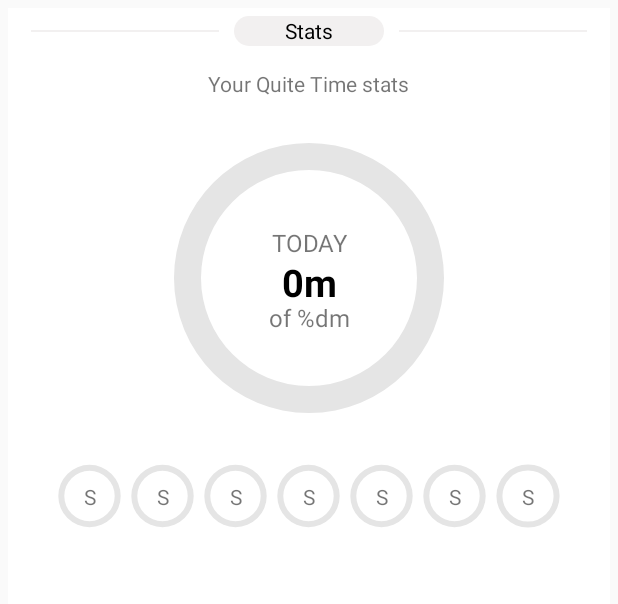
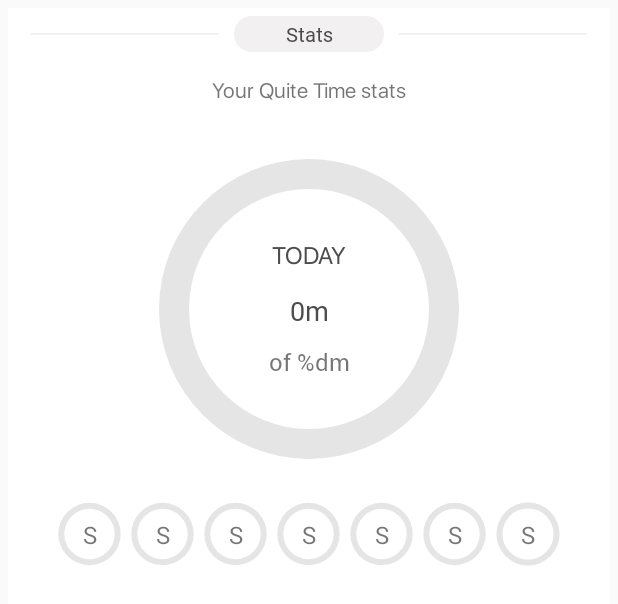
Before and after one commit to dmesek-clover/QuiteTimeProgress, an Android app: the layout quite_time_stats.xml on its own in the app's theme, with its tools: preview values and no code run, on a phone screen of 412 x 824 dp. Shown: the top 604 px of the screen. Run offline under Robolectric (Android 15) with nearby library versions, the light colour scheme and no system bars.

Commit message:
kindda finished

```diff
--- a/app/src/main/java/com/example/customprogressbar/remainingQuiteTime/quiteTimeLayouts/QuiteTimeLayout.kt
+++ b/app/src/main/java/com/example/customprogressbar/remainingQuiteTime/quiteTimeLayouts/QuiteTimeLayout.kt
@@ -2,14 +2,13 @@ package com.example.customprogressbar.remainingQuiteTime.quiteTimeLayouts
 
 import android.content.Context
 import android.widget.LinearLayout
-import androidx.appcompat.app.AppCompatActivity
 import com.example.customprogressbar.remainingQuiteTime.LayoutChangedListener
 import com.example.customprogressbar.remainingQuiteTime.models.RemainingQuiteTime
 
 abstract class QuiteTimeLayout(
-        protected val context: AppCompatActivity,
+        protected val context: Context,
         protected val root: LinearLayout,
-        protected val layoutProvider: LayoutChangedListener,
+        protected val layoutListener: LayoutChangedListener,
         protected val remainingQuiteTimeList: ArrayList<RemainingQuiteTime>
 ) {
 
--- a/app/src/main/res/drawable/circle_shape_fat.xml
+++ b/app/src/main/res/drawable/circle_shape_fat.xml
@@ -3,7 +3,7 @@
     xmlns:android="http://schemas.android.com/apk/res/android"
     android:shape="ring"
     android:innerRadiusRatio="2.5"
-    android:thickness="18dp"
+    android:thickness="20dp"
     android:useLevel="false">
 
     <solid android:color="#E5E5E5" />
--- a/app/src/main/res/drawable/circual_progress_bar_fat.xml
+++ b/app/src/main/res/drawable/circual_progress_bar_fat.xml
@@ -5,7 +5,7 @@
     <shape
         android:innerRadiusRatio="2.5"
         android:shape="ring"
-        android:thickness="18dp"
+        android:thickness="20dp"
         android:useLevel="true">
 
 
--- a/app/src/main/res/drawable/half_circle.xml
+++ b/app/src/main/res/drawable/half_circle.xml
@@ -7,8 +7,8 @@
             android:shape="oval">
 
             <gradient
-                android:startColor="@color/colorToolbarGradientStart"
-                android:endColor="@color/colorToolbarGradientEnd"
+                android:startColor="#5bc5a5"
+                android:endColor="#5aa6bf"
                 android:angle="0" />
 
         </shape>
--- a/app/src/main/res/layout/activity_main.xml
+++ b/app/src/main/res/layout/activity_main.xml
@@ -24,7 +24,7 @@
             android:layout_height="wrap_content"
             tools:context=".SomeActivity">
 
-            <LinearLayout
+            <com.example.customprogressbar.remainingQuiteTime.QuiteTimeGroupTimer
                 android:id="@+id/ll_quite_time"
                 android:layout_width="0dp"
                 android:layout_height="wrap_content"
--- a/app/src/main/res/layout/quite_time_stats.xml
+++ b/app/src/main/res/layout/quite_time_stats.xml
@@ -24,13 +24,15 @@
     <TextView
         android:id="@+id/title"
         android:layout_width="100dp"
-        android:layout_height="20dp"
+        android:layout_height="24dp"
         android:layout_marginTop="5dp"
         android:background="@drawable/button_background"
         android:textAllCaps="false"
         android:text="@string/stats"
+        android:textSize="13sp"
+        android:fontFamily="@font/sfuidisplay_semibold"
         android:gravity="center"
-        android:textColor="#000000"
+        android:textColor="#4a4a4a"
         app:layout_constraintEnd_toEndOf="parent"
         app:layout_constraintStart_toStartOf="parent"
         app:layout_constraintTop_toTopOf="parent" />
@@ -51,7 +53,9 @@
         android:id="@+id/textView"
         android:layout_width="wrap_content"
         android:layout_height="wrap_content"
-        android:layout_marginTop="15dp"
+        android:layout_marginTop="16dp"
+        android:textSize="14sp"
+        android:fontFamily="@font/sfuidisplay_regular"
         android:text="Your Quite Time stats"
         app:layout_constraintEnd_toEndOf="parent"
         app:layout_constraintStart_toStartOf="parent"
@@ -61,9 +65,9 @@
     <include
         android:id="@+id/pb_quite_time_today"
         layout="@layout/quite_time_today_progress_bar"
-        android:layout_width="180dp"
-        android:layout_height="180dp"
-        android:layout_marginTop="30dp"
+        android:layout_width="200dp"
+        android:layout_height="200dp"
+        android:layout_marginTop="34dp"
         app:layout_constraintEnd_toEndOf="parent"
         app:layout_constraintStart_toStartOf="parent"
         app:layout_constraintTop_toBottomOf="@+id/textView" />
@@ -71,10 +75,10 @@
     <LinearLayout
         android:layout_width="0dp"
         android:layout_height="0dp"
-        android:layout_marginStart="45dp"
-        android:layout_marginTop="55dp"
-        android:layout_marginEnd="45dp"
-        android:layout_marginBottom="55dp"
+        android:layout_marginStart="40dp"
+        android:layout_marginTop="50dp"
+        android:layout_marginEnd="40dp"
+        android:layout_marginBottom="50dp"
         android:orientation="vertical"
         android:weightSum="4"
         app:layout_constraintBottom_toBottomOf="@+id/pb_quite_time_today"
@@ -88,6 +92,8 @@
             android:layout_height="wrap_content"
             android:layout_weight="1"
             android:gravity="center"
+            android:textColor="#4c4c4c"
+            android:fontFamily="@font/sfuidisplay_regular"
             android:text="TODAY"
             android:textSize="16sp" />
 
@@ -98,14 +104,15 @@
             android:layout_weight="2"
             android:gravity="center"
             android:text="0m"
-            android:textColor="#000000"
-            android:textSize="25sp"
-            android:textStyle="bold" />
+            android:textColor="#4c4c4c"
+            android:fontFamily="@font/sfuidisplay_semibold"
+            android:textSize="18sp" />
 
         <TextView
             android:id="@+id/tv_max_progress"
             android:layout_width="match_parent"
             android:layout_height="wrap_content"
+            android:fontFamily="@font/roboto_regular"
             android:layout_weight="1"
             android:gravity="center"
             android:text="@string/max_progress_today"
@@ -116,7 +123,7 @@
         android:layout_width="0dp"
         android:layout_height="80dp"
         android:layout_marginStart="30dp"
-        android:layout_marginTop="15dp"
+        android:layout_marginTop="10dp"
         android:layout_marginEnd="30dp"
         android:weightSum="7"
 
--- a/app/src/main/res/layout/quite_time_week_progress_bar.xml
+++ b/app/src/main/res/layout/quite_time_week_progress_bar.xml
@@ -23,6 +23,7 @@
         android:id="@+id/tv_day_of_week"
         android:layout_width="wrap_content"
         android:layout_height="wrap_content"
+        android:textSize="16sp"
         android:text="S"
         app:layout_constraintBottom_toBottomOf="@+id/pb_quite_time_week"
         app:layout_constraintEnd_toEndOf="@+id/pb_quite_time_week"
```
Also changed, not shown: app/src/main/java/com/example/customprogressbar/SomeActivity.kt (+11 -19 lines), app/src/main/java/com/example/customprogressbar/quiteTimeStats/QuiteTimeStats.kt (+7 -3 lines), app/src/main/java/com/example/customprogressbar/remainingQuiteTime/QuiteTimeGroupTimer.kt (+15 -19 lines), app/src/main/java/com/example/customprogressbar/remainingQuiteTime/TimeFormatter.kt (+8 -1 lines), app/src/main/java/com/example/customprogressbar/remainingQuiteTime/quiteTimeLayouts/QuiteTimeEmpty.kt (+4 -4 lines), app/src/main/java/com/example/customprogressbar/remainingQuiteTime/quiteTimeLayouts/QuiteTimeMultiple.kt (+17 -19 lines), app/src/main/java/com/example/customprogressbar/remainingQuiteTime/quiteTimeLayouts/QuiteTimeSingle.kt (+12 -12 lines).
